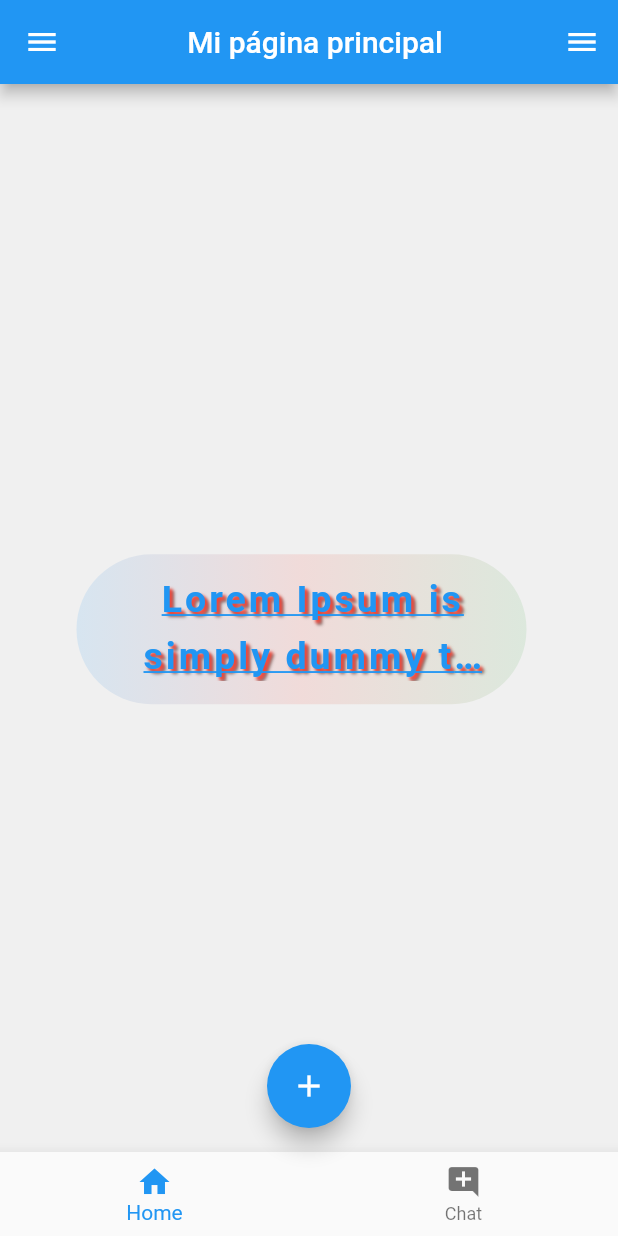
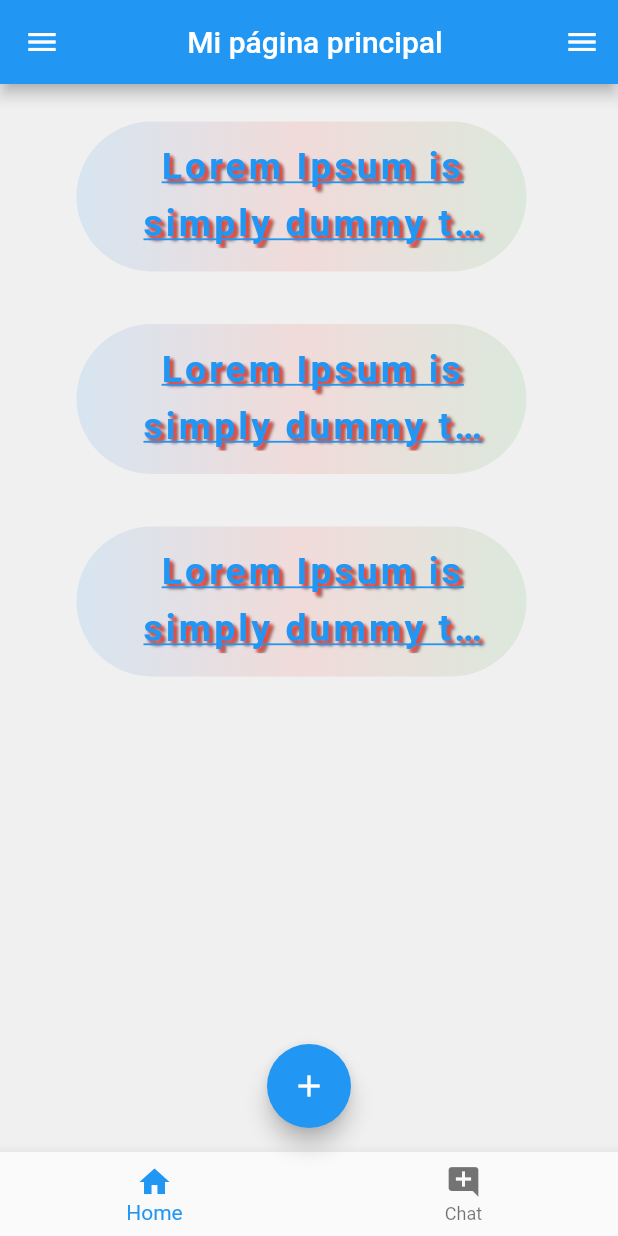
Before and after one commit to Carlos831204/Proyecto-Flutter, a Flutter app: the screen it shows after launch, on a phone screen of 412 x 824 dp. Run offline on Flutter 3.47's test engine with Material 2 defaults, Android fonts, the phone set to English and light mode, and no system bars.

Commit message:
Agregar nuevos componentes a la aplicación.

```diff
--- a/lib/pages/home_page.dart
+++ b/lib/pages/home_page.dart
@@ -11,7 +11,123 @@ class HomePage extends StatelessWidget{
         )
       ),
       body: Center(
-        child: Container(
+        child: Column(
+            children:[
+          Container(
+          width:300,
+          height: 100,
+          alignment: Alignment.center,
+          margin: EdgeInsets.only(left: 5, top: 25, right: 15, bottom: 10 ),
+          padding: EdgeInsets.only(left: 40, top: 8, right: 25, bottom: 15 ),
+          decoration: BoxDecoration(
+              color:Colors.black12,
+              borderRadius: BorderRadius.only(
+                  topLeft: Radius.circular(50),
+                  topRight: Radius.circular(50),
+                  bottomLeft: Radius.circular(50),
+                  bottomRight: Radius.circular(50)
+              ),
+              /*
+              boxShadow: [
+              BoxShadow(
+                color: Colors.redAccent,
+                blurRadius: 40,
+                offset: Offset(20,20),
+              )
+            ],
+             */
+              gradient: LinearGradient(
+                  colors:[
+                    Colors.blue,
+                    Colors.red,
+                    Colors.green
+                  ]
+              )
+          ),
+          child:Text("Lorem Ipsum is simply dummy text of the printing and typesetting industry. Lorem Ipsum has been the industry's standard dummy text ever since the 1500s, when an unknown printer took a galley of type and scrambled it to make a type specimen book.",
+              textAlign: TextAlign.center,
+              maxLines: 2,
+              overflow: TextOverflow.ellipsis,
+              style: TextStyle(
+                  fontSize: 25,
+                  color: Colors.blue,
+                  fontWeight: FontWeight.bold,
+                  letterSpacing:2,
+                  decoration: TextDecoration.underline,
+                  height:1.5,
+                  shadows: [
+                    Shadow(
+                        color: Colors.black45,
+                        offset: Offset(3,3),
+                        blurRadius: 2
+                    ),
+                    Shadow(
+                        color:Colors.red,
+                        offset: Offset(2,2),
+                        blurRadius: 2
+                    )
+                  ]
+              )
+          ),
+          ),
+          Container(
+            width:300,
+            height: 100,
+            alignment: Alignment.center,
+            margin: EdgeInsets.only(left: 5, top: 25, right: 15, bottom: 10 ),
+            padding: EdgeInsets.only(left: 40, top: 8, right: 25, bottom: 15 ),
+            decoration: BoxDecoration(
+                color:Colors.black12,
+                borderRadius: BorderRadius.only(
+                    topLeft: Radius.circular(50),
+                    topRight: Radius.circular(50),
+                    bottomLeft: Radius.circular(50),
+                    bottomRight: Radius.circular(50)
+                ),
+                /*
+              boxShadow: [
+              BoxShadow(
+                color: Colors.redAccent,
+                blurRadius: 40,
+                offset: Offset(20,20),
+              )
+            ],
+             */
+                gradient: LinearGradient(
+                    colors:[
+                      Colors.blue,
+                      Colors.red,
+                      Colors.green
+                    ]
+                )
+            ),
+            child:Text("Lorem Ipsum is simply dummy text of the printing and typesetting industry. Lorem Ipsum has been the industry's standard dummy text ever since the 1500s, when an unknown printer took a galley of type and scrambled it to make a type specimen book.",
+                textAlign: TextAlign.center,
+                maxLines: 2,
+                overflow: TextOverflow.ellipsis,
+                style: TextStyle(
+                    fontSize: 25,
+                    color: Colors.blue,
+                    fontWeight: FontWeight.bold,
+                    letterSpacing:2,
+                    decoration: TextDecoration.underline,
+                    height:1.5,
+                    shadows: [
+                      Shadow(
+                          color: Colors.black45,
+                          offset: Offset(3,3),
+                          blurRadius: 2
+                      ),
+                      Shadow(
+                          color:Colors.red,
+                          offset: Offset(2,2),
+                          blurRadius: 2
+                      )
+                    ]
+                )
+            ),
+          ),
+          Container(
             width:300,
             height: 100,
             alignment: Alignment.center,
@@ -68,6 +184,8 @@ class HomePage extends StatelessWidget{
                 )
             ),
           )
+            ],
+        )
         ),
       floatingActionButton: FloatingActionButton(
         onPressed: () {},
```
Lines whose indentation alone changed are shown as unchanged.
